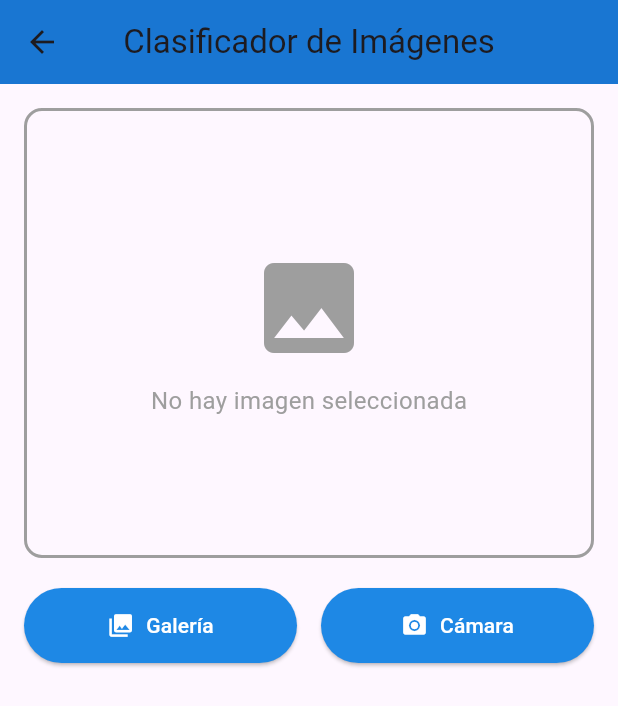
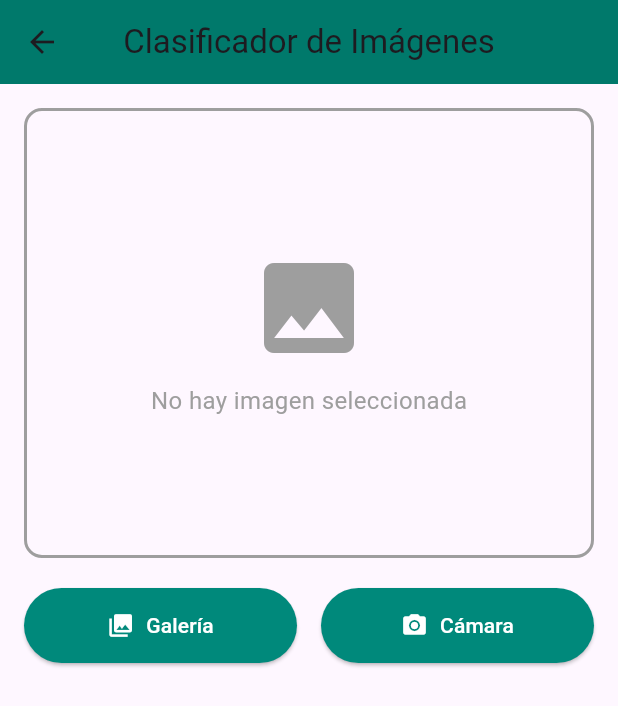
Before and after one commit to antoniolopez03/TFG_Informatica, a Flutter app: the CameraScreen screen opened by its route, after a tap on "Galería", after a tap on "Cámara", on a phone screen of 412 x 824 dp. Shown: the top 706 px of the screen. Run offline on Flutter 3.47's test engine with Material 3 defaults, Android fonts, the phone set to English and light mode, and no system bars; our stand-ins replace image_picker; missing offline and left inert: tflite_flutter; project files that could hold a hidden picture were left out.

Commit message:
moblinet_v3

```diff
--- a/lib/screens/camera/camera_screen.dart
+++ b/lib/screens/camera/camera_screen.dart
@@ -1,7 +1,7 @@
 import 'dart:io';
 import 'package:flutter/material.dart';
 import 'package:image_picker/image_picker.dart';
-import '../../services/classifier_service.dart';  // ← Importar nuestro servicio
+import '../../services/classifier_service.dart';
 
 class CameraScreen extends StatefulWidget {
   const CameraScreen({super.key});
@@ -11,42 +11,41 @@ class CameraScreen extends StatefulWidget {
 }
 
 class _CameraScreenState extends State<CameraScreen> {
-  File? _image;  // La imagen seleccionada
+  File? _image;
   final ImagePicker _picker = ImagePicker();
-  final ClassifierService _classifier = ClassifierService();  // ← Nuestro servicio
+  final ClassifierService _classifier = ClassifierService();
 
-  bool _isClassifying = false;  // ¿Está clasificando ahora?
-  List<ClassificationResult>? _results;  // Los resultados de los 3 modelos
-  String? _errorMessage;  // Si hay algún error
+  bool _isClassifying = false;
+  ClassificationResult? _result;
+  String? _errorMessage;
 
   @override
   void initState() {
     super.initState();
-    _loadModels();  // Cargar modelos al iniciar
+    _loadModel();
   }
 
-  // Cargar los modelos cuando abre la pantalla
-  Future<void> _loadModels() async {
+  Future<void> _loadModel() async {
     try {
-      print('🔄 Iniciando carga de modelos...');
+      print('🔄 Iniciando carga del modelo...');
       await _classifier.loadModels();
 
       if (mounted) {
         ScaffoldMessenger.of(context).showSnackBar(
           const SnackBar(
-            content: Text('✅ Modelos cargados correctamente'),
+            content: Text('✅ Modelo cargado correctamente'),
             backgroundColor: Colors.green,
             duration: Duration(seconds: 2),
           ),
         );
       }
-      print('✅ Modelos listos para usar');
+      print('✅ Modelo listo para usar');
     } catch (e) {
       print('❌ Error al cargar: $e');
       if (mounted) {
         ScaffoldMessenger.of(context).showSnackBar(
           SnackBar(
-            content: Text('❌ Error al cargar modelos: $e'),
+            content: Text('❌ Error al cargar modelo: $e'),
             backgroundColor: Colors.red,
             duration: const Duration(seconds: 4),
           ),
@@ -55,7 +54,6 @@ class _CameraScreenState extends State<CameraScreen> {
     }
   }
 
-  // Seleccionar imagen de galería o cámara
   Future<void> _pickImage(ImageSource source) async {
     try {
       final XFile? pickedFile = await _picker.pickImage(source: source);
@@ -63,7 +61,7 @@ class _CameraScreenState extends State<CameraScreen> {
       if (pickedFile != null) {
         setState(() {
           _image = File(pickedFile.path);
-          _results = null;  // Limpiar resultados anteriores
+          _result = null;
           _errorMessage = null;
         });
         print('📸 Imagen seleccionada: ${pickedFile.path}');
@@ -78,7 +76,6 @@ class _CameraScreenState extends State<CameraScreen> {
     }
   }
 
-  // ¡CLASIFICAR LA IMAGEN!
   Future<void> _classifyImage() async {
     if (_image == null) return;
 
@@ -90,15 +87,14 @@ class _CameraScreenState extends State<CameraScreen> {
     try {
       print('🚀 Iniciando clasificación...');
 
-      // Clasificar con los 3 modelos
-      final results = await _classifier.classifyWithAllModels(_image!);
+      final result = await _classifier.classifyImage(_image!);
 
       setState(() {
-        _results = results;
+        _result = result;
         _isClassifying = false;
       });
 
-      print('✅ Clasificación completada: ${results.length} resultados');
+      print('✅ Clasificación completada');
     } catch (e) {
       print('❌ Error en clasificación: $e');
       setState(() {
@@ -108,43 +104,19 @@ class _CameraScreenState extends State<CameraScreen> {
     }
   }
 
-  // Obtener nombre legible del modelo
-  String _getModelName(ModelType modelType) {
-    switch (modelType) {
-      case ModelType.efficientNetLite0:
-        return 'EfficientNet Lite0';
-      case ModelType.mobileNetV2:
-        return 'MobileNet V2';
-      case ModelType.mobileNetV3:
-        return 'MobileNet V3';
-    }
-  }
-
-  // Obtener color para cada modelo
-  Color _getModelColor(ModelType modelType) {
-    switch (modelType) {
-      case ModelType.efficientNetLite0:
-        return Colors.purple;
-      case ModelType.mobileNetV2:
-        return Colors.blue;
-      case ModelType.mobileNetV3:
-        return Colors.teal;
-    }
-  }
-
   @override
   Widget build(BuildContext context) {
     return Scaffold(
       appBar: AppBar(
         title: const Text('Clasificador de Imágenes'),
         centerTitle: true,
-        backgroundColor: Colors.blue[700],
+        backgroundColor: Colors.teal[700],
       ),
       body: SingleChildScrollView(
         padding: const EdgeInsets.all(16),
         child: Column(
           children: [
-            // SECCIÓN 1: MOSTRAR LA IMAGEN
+            // MOSTRAR LA IMAGEN
             Container(
               height: 300,
               width: double.infinity,
@@ -174,7 +146,7 @@ class _CameraScreenState extends State<CameraScreen> {
 
             const SizedBox(height: 20),
 
-            // SECCIÓN 2: BOTONES DE GALERÍA Y CÁMARA
+            // BOTONES DE GALERÍA Y CÁMARA
             Row(
               children: [
                 Expanded(
@@ -184,7 +156,7 @@ class _CameraScreenState extends State<CameraScreen> {
                     label: const Text('Galería'),
                     style: ElevatedButton.styleFrom(
                       padding: const EdgeInsets.symmetric(vertical: 15),
-                      backgroundColor: Colors.blue[600],
+                      backgroundColor: Colors.teal[600],
                       foregroundColor: Colors.white,
                     ),
                   ),
@@ -197,7 +169,7 @@ class _CameraScreenState extends State<CameraScreen> {
                     label: const Text('Cámara'),
                     style: ElevatedButton.styleFrom(
                       padding: const EdgeInsets.symmetric(vertical: 15),
-                      backgroundColor: Colors.blue[600],
+                      backgroundColor: Colors.teal[600],
                       foregroundColor: Colors.white,
                     ),
                   ),
@@ -207,7 +179,7 @@ class _CameraScreenState extends State<CameraScreen> {
 
             const SizedBox(height: 20),
 
-            // SECCIÓN 3: BOTÓN CLASIFICAR
+            // BOTÓN CLASIFICAR
             if (_image != null)
               SizedBox(
                 width: double.infinity,
@@ -236,7 +208,7 @@ class _CameraScreenState extends State<CameraScreen> {
                           ],
                         )
                       : const Text(
-                          'Clasificar con los 3 modelos',
+                          'Clasificar Imagen',
                           style: TextStyle(fontSize: 16, fontWeight: FontWeight.bold),
                         ),
                 ),
@@ -244,7 +216,7 @@ class _CameraScreenState extends State<CameraScreen> {
 
             const SizedBox(height: 30),
 
-            // SECCIÓN 4: MOSTRAR ERRORES
+            // MOSTRAR ERRORES
             if (_errorMessage != null)
               Container(
                 padding: const EdgeInsets.all(16),
@@ -266,21 +238,19 @@ class _CameraScreenState extends State<CameraScreen> {
                 ),
               ),
 
-            // SECCIÓN 5: MOSTRAR RESULTADOS
-            if (_results != null && _results!.isNotEmpty) ...[
+            // MOSTRAR RESULTADO
+            if (_result != null) ...[
               const Divider(thickness: 2),
               const SizedBox(height: 10),
               const Text(
-                '📊 Resultados de Clasificación',
+                '📊 Resultado de Clasificación',
                 style: TextStyle(
                   fontSize: 20,
                   fontWeight: FontWeight.bold,
                 ),
               ),
               const SizedBox(height: 20),
-
-              // Mostrar cada resultado en una tarjeta
-              ...(_results!.map((result) => _buildResultCard(result)).toList()),
+              _buildResultCard(_result!),
             ],
           ],
         ),
@@ -288,20 +258,17 @@ class _CameraScreenState extends State<CameraScreen> {
     );
   }
 
-  // Crear tarjeta bonita para cada resultado
   Widget _buildResultCard(ClassificationResult result) {
-    final modelColor = _getModelColor(result.modelUsed);
     final confidencePercentage = (result.confidence * 100).toStringAsFixed(1);
 
     return Card(
-      margin: const EdgeInsets.only(bottom: 16),
       elevation: 4,
       shape: RoundedRectangleBorder(borderRadius: BorderRadius.circular(12)),
       child: Container(
         decoration: BoxDecoration(
           borderRadius: BorderRadius.circular(12),
           gradient: LinearGradient(
-            colors: [modelColor.withOpacity(0.1), Colors.white],
+            colors: [Colors.teal.withOpacity(0.1), Colors.white],
             begin: Alignment.topLeft,
             end: Alignment.bottomRight,
           ),
@@ -311,16 +278,16 @@ class _CameraScreenState extends State<CameraScreen> {
           child: Column(
             crossAxisAlignment: CrossAxisAlignment.start,
             children: [
-              // Nombre del modelo con color
+              // Nombre del modelo
               Container(
                 padding: const EdgeInsets.symmetric(horizontal: 12, vertical: 6),
                 decoration: BoxDecoration(
-                  color: modelColor,
+                  color: Colors.teal,
                   borderRadius: BorderRadius.circular(20),
                 ),
-                child: Text(
-                  _getModelName(result.modelUsed),
-                  style: const TextStyle(
+                child: const Text(
+                  'MobileNet V3',
+                  style: TextStyle(
                     color: Colors.white,
                     fontWeight: FontWeight.bold,
                     fontSize: 14,
@@ -360,10 +327,10 @@ class _CameraScreenState extends State<CameraScreen> {
                       ),
                       Text(
                         '$confidencePercentage%',
-                        style: TextStyle(
+                        style: const TextStyle(
                           fontSize: 16,
                           fontWeight: FontWeight.bold,
-                          color: modelColor,
+                          color: Colors.teal,
                         ),
                       ),
                     ],
@@ -375,7 +342,7 @@ class _CameraScreenState extends State<CameraScreen> {
                       value: result.confidence,
                       minHeight: 10,
                       backgroundColor: Colors.grey[300],
-                      valueColor: AlwaysStoppedAnimation<Color>(modelColor),
+                      valueColor: const AlwaysStoppedAnimation<Color>(Colors.teal),
                     ),
                   ),
                 ],
--- a/lib/services/classifier_service.dart
+++ b/lib/services/classifier_service.dart
@@ -3,27 +3,17 @@ import 'package:flutter/services.dart';
 import 'package:tflite_flutter/tflite_flutter.dart';
 import 'package:image/image.dart' as img;
 
-enum ModelType {
-  efficientNetLite0,
-  mobileNetV2,
-  mobileNetV3,
-}
-
 class ClassificationResult {
   final String label;
   final double confidence;
-  final ModelType modelUsed;
 
   ClassificationResult({
     required this.label,
     required this.confidence,
-    required this.modelUsed,
   });
 }
 
 class ClassifierService {
-  Interpreter? _efficientNetInterpreter;
-  Interpreter? _mobileNetV2Interpreter;
   Interpreter? _mobileNetV3Interpreter;
   List<String> _labels = [];
   static const int inputSize = 224;
@@ -34,30 +24,16 @@ class ClassifierService {
 
   Future<void> loadModels() async {
     try {
-      print('📦 Cargando modelos...');
+      print('📦 Cargando modelo MobileNet V3...');
       await _loadLabels();
-
-      _efficientNetInterpreter = await Interpreter.fromAsset(
-        'assets/models/efficientnet_lite0.tflite',
-        options: InterpreterOptions()..threads = 4,
-      );
-      print('  ✅ EfficientNet Lite0 cargado');
-
-      _mobileNetV2Interpreter = await Interpreter.fromAsset(
-        'assets/models/mobilenet_v2.tflite',
-        options: InterpreterOptions()..threads = 4,
-      );
-      print('  ✅ MobileNet V2 cargado');
 
       _mobileNetV3Interpreter = await Interpreter.fromAsset(
         'assets/models/mobilenet_v3.tflite',
         options: InterpreterOptions()..threads = 4,
       );
-      print('  ✅ MobileNet V3 cargado');
-
-      print('✅ Todos los modelos cargados');
+      print('✅ MobileNet V3 cargado correctamente');
     } catch (e) {
-      print('❌ Error: $e');
+      print('❌ Error al cargar modelo: $e');
       rethrow;
     }
   }
@@ -65,53 +41,44 @@ class ClassifierService {
   Future<void> _loadLabels() async {
     final labelsData = await rootBundle.loadString('assets/labels/labels.txt');
     _labels = labelsData.split('\n').where((label) => label.isNotEmpty).toList();
-    print('  ✅ ${_labels.length} etiquetas');
+    print('  ✅ ${_labels.length} etiquetas cargadas');
   }
 
-  Future<ClassificationResult> classifyImage(File imageFile, ModelType modelType) async {
-    Interpreter? interpreter;
-    switch (modelType) {
-      case ModelType.efficientNetLite0:
-        interpreter = _efficientNetInterpreter;
-      case ModelType.mobileNetV2:
-        interpreter = _mobileNetV2Interpreter;
-      case ModelType.mobileNetV3:
-        interpreter = _mobileNetV3Interpreter;
+  Future<ClassificationResult> classifyImage(File imageFile) async {
+    if (_mobileNetV3Interpreter == null) {
+      throw Exception('Modelo no cargado. Llama a loadModels() primero.');
     }
 
-    if (interpreter == null) throw Exception('Modelo no cargado');
-
-    // Leer imagen
+    // Leer y decodificar imagen
     final bytes = await imageFile.readAsBytes();
     final image = img.decodeImage(bytes);
     if (image == null) throw Exception('Error al decodificar imagen');
 
-    // Redimensionar
+    // Redimensionar a 224x224
     final resized = img.copyResize(image, width: inputSize, height: inputSize);
 
-    // Preparar input según tipo
-    final inputTensor = interpreter.getInputTensor(0);
+    // Preparar input según tipo del modelo
+    final inputTensor = _mobileNetV3Interpreter!.getInputTensor(0);
     final inputType = inputTensor.type;
 
     Object input;
     if (inputType.toString().contains('uint8')) {
-      // Para uint8: valores 0-255
       input = _imageToUint8List(resized);
     } else {
-      // Para float32: valores 0.0-1.0
       input = _imageToFloat32List(resized);
     }
 
-    // Output
+    // Preparar output
     final output = List.filled(1 * _labels.length, 0.0).reshape([1, _labels.length]);
 
-    // Inferencia
-    interpreter.run(input, output);
+    // Ejecutar inferencia
+    _mobileNetV3Interpreter!.run(input, output);
 
-    // Resultado
+    // Encontrar la clase con mayor probabilidad
     final probabilities = output[0] as List<double>;
     int maxIndex = 0;
     double maxScore = probabilities[0];
+
     for (int i = 1; i < probabilities.length; i++) {
       if (probabilities[i] > maxScore) {
         maxScore = probabilities[i];
@@ -122,11 +89,10 @@ class ClassifierService {
     return ClassificationResult(
       label: _labels[maxIndex],
       confidence: maxScore,
-      modelUsed: modelType,
     );
   }
 
-  // Convertir a uint8 (0-255)
+  // Convertir imagen a uint8 (0-255)
   List<List<List<List<int>>>> _imageToUint8List(img.Image image) {
     return List.generate(
       1,
@@ -147,7 +113,7 @@ class ClassifierService {
     );
   }
 
-  // Convertir a float32 (0.0-1.0)
+  // Convertir imagen a float32 (0.0-1.0)
   List<List<List<List<double>>>> _imageToFloat32List(img.Image image) {
     return List.generate(
       1,
@@ -168,26 +134,10 @@ class ClassifierService {
     );
   }
 
-  Future<List<ClassificationResult>> classifyWithAllModels(File imageFile) async {
-    final results = <ClassificationResult>[];
-    for (final modelType in ModelType.values) {
-      try {
-        results.add(await classifyImage(imageFile, modelType));
-      } catch (e) {
-        print('❌ Error con $modelType: $e');
-      }
-    }
-    return results;
+  void dispose() {
+    _mobileNetV3Interpreter?.close();
+    _mobileNetV3Interpreter = null;
   }
 
-  void dispose() {
-    _efficientNetInterpreter?.close();
-    _mobileNetV2Interpreter?.close();
-    _mobileNetV3Interpreter?.close();
-  }
-
-  bool get isModelLoaded =>
-      _efficientNetInterpreter != null &&
-      _mobileNetV2Interpreter != null &&
-      _mobileNetV3Interpreter != null;
+  bool get isModelLoaded => _mobileNetV3Interpreter != null;
 }
```
Also changed, not shown: 2 other files.
